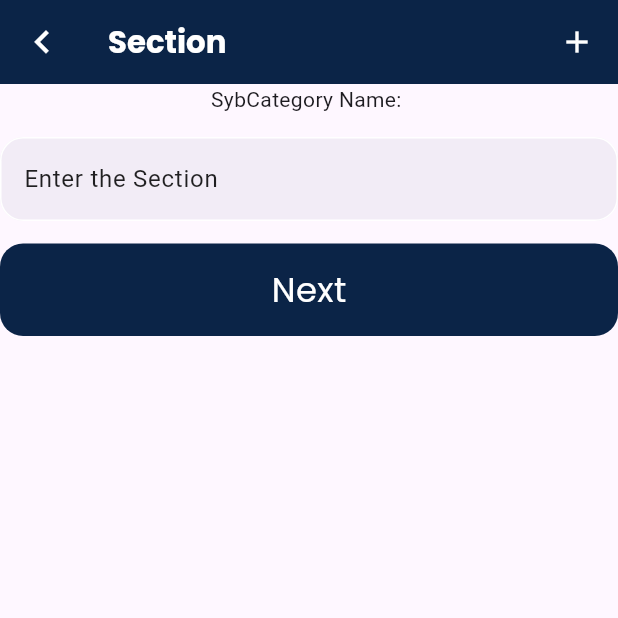
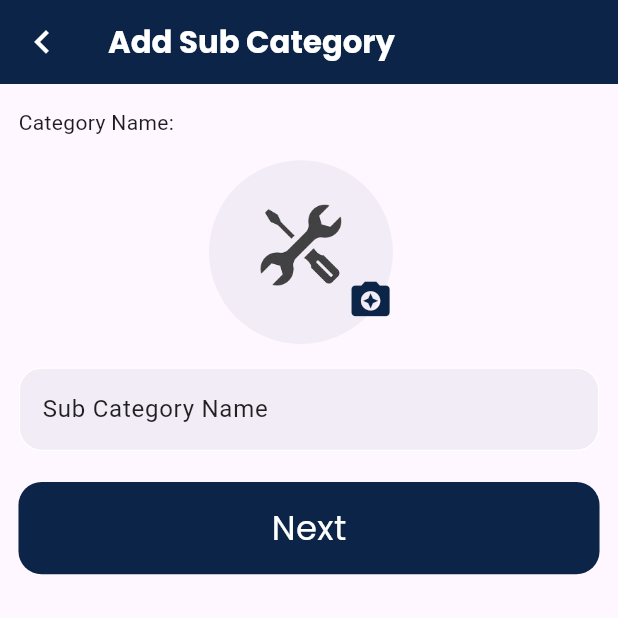
Before and after one commit to projectsem66/admin_app, a Flutter app: the sub_category screen opened directly, after a tap on "Next", on a phone screen of 412 x 824 dp, the top half of it. Run offline on Flutter 3.47's test engine with Material 3 defaults, Android fonts, the phone set to English and light mode, and no system bars; our stand-ins replace bounce, cloud_firestore, dotted_border, firebase_core, firebase_database, firebase_storage and 4 more; missing offline and left inert: auto_scroll_text; accounts and stored records are empty.

Commit message:
//////.........//

```diff
--- a/lib/section.dart
+++ b/lib/section.dart
@@ -1,4 +1,8 @@
+import 'dart:developer';
+import 'dart:io';
+
 import 'package:admin_app/drawer_page/drawe_subpage/category_list.dart';
+import 'package:admin_app/section.dart';
 import 'package:admin_app/simple.dart';
 import 'package:admin_app/subcetegory.dart';
 import 'package:admin_app/util/color.dart';
@@ -7,19 +11,24 @@ import 'package:cloud_firestore/cloud_firestore.dart';
 import 'package:firebase_storage/firebase_storage.dart';
 import 'package:flutter/material.dart';
 import 'package:get/get.dart';
-import 'package:get/get_core/src/get_main.dart';
 import 'package:google_fonts/google_fonts.dart';
+import 'package:image_picker/image_picker.dart';
 
-class section extends StatefulWidget {
-  const section({super.key});
+class Section extends StatefulWidget {
+  const Section({super.key});
 
   @override
-  State<section> createState() => _sectionState();
+  State<Section> createState() => _Section_State();
 }
 
-class _sectionState extends State<section> {
-  addSubCategory(String secName) async {
-    if (secName == null) {
+String sectionn = "";
+
+class _Section_State extends State<Section> {
+  File? pickedSCimg;
+  TextEditingController _SName = TextEditingController();
+
+  addSection(String SName) async {
+    if (SName == null && pickedSCimg == null) {
       return showDialog(
         context: context,
         builder: (context) {
@@ -36,28 +45,80 @@ class _sectionState extends State<section> {
         },
       );
     } else {
-      uploadSubCategory();
+      uploadSection();
     }
   }
 
-  uploadSubCategory() async {
+  uploadSection() async {
+    UploadTask uploadtask = FirebaseStorage.instance
+        .ref("Category img")
+        .child(_SName.text.toString())
+        .putFile(pickedSCimg!);
+    TaskSnapshot taskSnapshot = await uploadtask;
+    String url = await taskSnapshot.ref.getDownloadURL();
     FirebaseFirestore.instance
         .collection("category")
         .doc(categoryNamee)
         .collection("subcategories")
-        .doc(sectionn)
-        .collection("section")
-        .doc(_section.text.toString())
+        .doc(SCname)
+        .collection("sections").doc(_SName.text.toString())
         .set({
-      "section": _section.text.toString(),
+      "sname": _SName.text.toString(),
+      "simage": url.toString()
     }).then(
       (value) {
-        print("Section is added");
+        print("sub category data added");
       },
     );
   }
 
-  final TextEditingController _section = TextEditingController();
+  showAlertBox() {
+    return showDialog(
+      context: context,
+      builder: (BuildContext context) {
+        return AlertDialog(
+          title: Text("Pick Image From"),
+          content: Column(
+            mainAxisSize: MainAxisSize.min,
+            children: [
+              ListTile(
+                onTap: () {
+                  pickImage(ImageSource.camera);
+                  Get.back();
+                },
+                leading: Icon(Icons.camera_alt),
+                title: Text("Camera"),
+              ),
+              ListTile(
+                onTap: () {
+                  pickImage(ImageSource.gallery);
+                  Get.back();
+                },
+                leading: Icon(Icons.image),
+                title: Text("Gallery"),
+              ),
+            ],
+          ),
+        );
+      },
+    );
+  }
+
+  pickImage(ImageSource imageSource) async {
+    try {
+      final photo = await ImagePicker().pickImage(source: imageSource);
+      if (photo == null) {
+        return;
+      }
+      final tempImage = File(photo.path);
+      setState(() {
+        pickedSCimg = tempImage;
+      });
+    } catch (ex) {
+      log(ex.toString());
+      print(ex.toString());
+    }
+  }
 
   @override
   Widget build(BuildContext context) {
@@ -66,7 +127,7 @@ class _sectionState extends State<section> {
         backgroundColor: AppColors.Colorq,
         leading: IconButton(
           onPressed: () {
-        //    Get.to(categorylist());
+            Get.to(simple());
           },
           icon: Icon(
             Icons.keyboard_arrow_left,
@@ -74,43 +135,92 @@ class _sectionState extends State<section> {
             size: dimension.icon30,
           ),
         ),
-        title: Text("Section",
-            //widget.categoryTitle,
+        title: Text("Add Sub Category",
             style: GoogleFonts.poppins(
                 color: Colors.white,
                 fontWeight: FontWeight.bold,
                 fontSize: dimension.font20)),
-        actions: [
-          Padding(
-            padding: EdgeInsets.only(right: dimension.height15),
-            child: GestureDetector(
+      ),
+      body: Padding(
+        padding: EdgeInsets.only(
+            left: dimension.height12,
+            right: dimension.height12,
+            top: dimension.height15),
+        child: Column(
+          mainAxisAlignment: MainAxisAlignment.start,
+          crossAxisAlignment: CrossAxisAlignment.start,
+          children: [
+            Text("Category Name: ${categoryNamee}"),
+            SizedBox(
+              height: dimension.height15,
+            ),
+            Row(
+              crossAxisAlignment: CrossAxisAlignment.center,
+              mainAxisAlignment: MainAxisAlignment.center,
+              children: [
+                GestureDetector(
                   onTap: () {
-                // categoryNamee = widget.categoryTitle;
-               // Get.to(sub_category());
+                    showAlertBox();
                   },
-              child: Icon(
-                Icons.add,
-                color: Colors.white,
+                  child: Stack(
+                    children: [
+                      pickedSCimg != null
+                          ? Container(
+                              height: dimension.height100 + 20,
+                              width: dimension.height100 + 20,
+                              decoration: BoxDecoration(
+                                  image: DecorationImage(
+                                      image: FileImage(pickedSCimg!),
+                                      fit: BoxFit.cover),
+                                  shape: BoxShape.circle,
+                                  color: AppColors.Colorq.withOpacity(0.05)),
+                            )
+                          : Container(
+                              height: dimension.height100 + 20,
+                              width: dimension.height100 + 20,
+                              decoration: BoxDecoration(
+                                  image: DecorationImage(
+                                      image:
+                                          AssetImage("images/addCategoryy.png"),
+                                      fit: BoxFit.cover),
+                                  shape: BoxShape.circle,
+                                  color: AppColors.Colorq.withOpacity(0.05)),
+                            ),
+                      Container(
+                        margin: EdgeInsets.only(
+                            top: dimension.height65, left: dimension.height80),
+                        height: dimension.height50,
+                        width: dimension.height50,
+                        decoration: BoxDecoration(
+                          shape: BoxShape.circle,
+                          //   color: AppColors.Colorq
+                        ),
+                        child: IconButton(
+                          onPressed: () {},
+                          icon: Icon(
+                            size: dimension.icon30,
+                            Icons.camera_enhance,
+                            color: AppColors.Colorq,
                           ),
                         ),
                       ),
                     ],
                   ),
-      body: Column(
-        children: [
-          Text("SybCategory Name: ${sectionn}"),
+                ),
+              ],
+            ),
             SizedBox(
               height: dimension.height15,
             ),
             TextFormField(
-            controller: _section,
+              controller: _SName,
               decoration: InputDecoration(
                   filled: true,
                   fillColor: AppColors.Colorq.withOpacity(0.05),
                   border: OutlineInputBorder(
                       borderRadius: BorderRadius.circular(dimension.radius15)),
-                hintText: "Enter the Section",
-                labelText: "Enter the Section",
+                  hintText: "Salon for Men",
+                  labelText: "Sub Category Name",
                   labelStyle: TextStyle(color: Colors.black87),
                   enabledBorder: OutlineInputBorder(
                     borderRadius: BorderRadius.circular(dimension.radius15),
@@ -121,13 +231,12 @@ class _sectionState extends State<section> {
                       borderRadius: BorderRadius.circular(dimension.radius15))),
             ),
             SizedBox(
-            height: 15,
+              height: dimension.height20,
             ),
             GestureDetector(
               onTap: () {
-              addSubCategory(_section.text.toString());
-
-              Get.to(categorylist());
+                addSection(_SName.text.toString());
+                // Get.to(section());
               },
               child: Container(
                 height: dimension.height60,
@@ -146,6 +255,7 @@ class _sectionState extends State<section> {
             ),
           ],
         ),
+      ),
     );
   }
 }
--- a/lib/subcetegory.dart
+++ b/lib/subcetegory.dart
@@ -18,7 +18,7 @@ class sub_category extends StatefulWidget {
   @override
   State<sub_category> createState() => _sub_categoryState();
 }
-String sectionn = "";
+String SCname = "";
 class _sub_categoryState extends State<sub_category> {
   File? pickedSCimg;
   TextEditingController _scName = TextEditingController();
@@ -231,8 +231,8 @@ class _sub_categoryState extends State<sub_category> {
             GestureDetector(
               onTap: () {
                 addSubCategory(_scName.text.toString());
-                sectionn = _scName.text.toString();
-                Get.to(section());
+                SCname = _scName.text.toString();
+                Get.to(Section());
               },
               child: Container(
                 height: dimension.height60,
```
Lines whose indentation alone changed are shown as unchanged.
